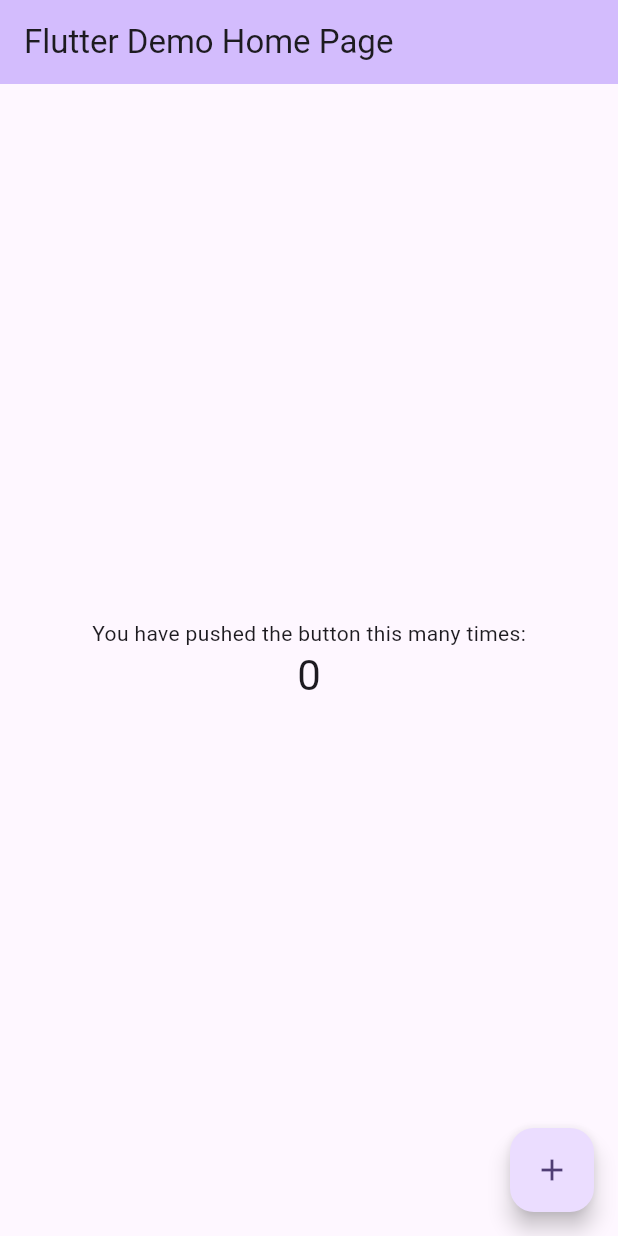
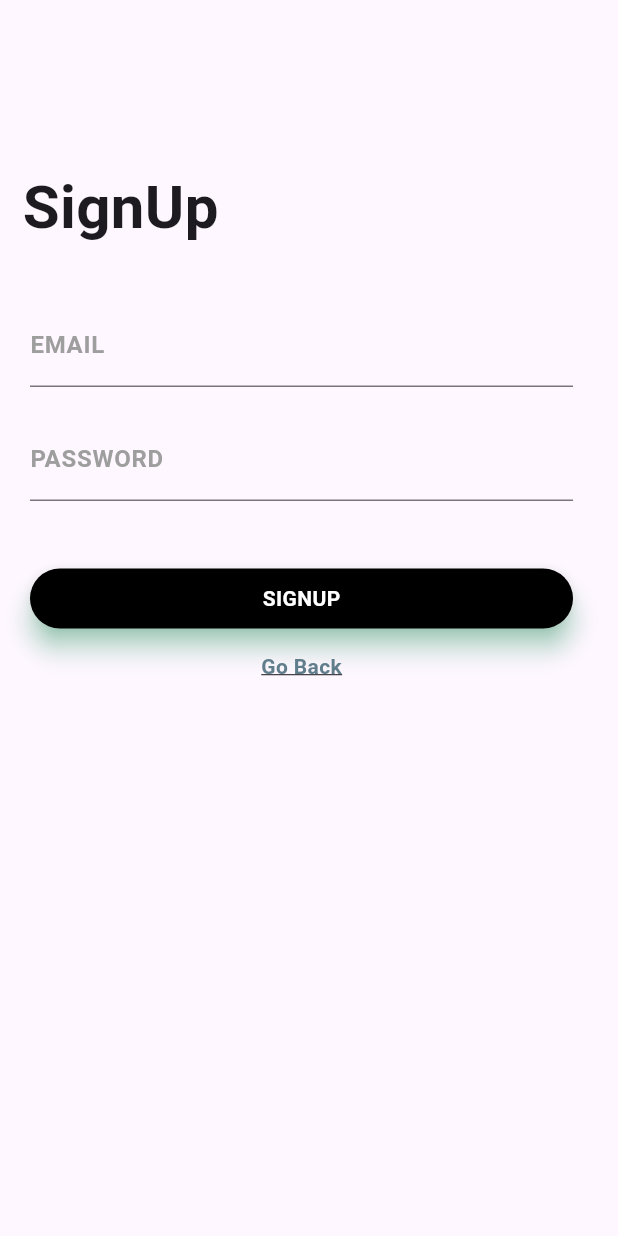
Before and after one commit to ASWIN-APPUZZ/coinone, a Flutter app: the screen it shows after launch, on a phone screen of 412 x 824 dp. Run offline on Flutter 3.47's test engine with Material 3 defaults, Android fonts, the phone set to English and light mode, and no system bars; our stand-ins replace firebase_auth, firebase_core, get; accounts and stored records are empty; Roboto replaces fonts that are missing (Montserrat).

```diff
--- /dev/null
+++ b/lib/api/base_url.dart
@@ -0,0 +1,5 @@
+import 'package:http/http.dart' as http;
+
+const String baseURL = 'https://coinoneglobal.in/crm/';
+const imageUrl =
+    'https://coinoneglobal.in/teresa_trial/webtemplate.asmx/FnGetTemplateCategoryList?PrmCmpId=1&PrmBrId=2';
--- /dev/null
+++ b/lib/core/themes/constants.dart
@@ -0,0 +1,10 @@
+class AppConstants {
+  String email = 'email';
+  String pwd = 'password';
+  String uname = 'User Name';
+  String cpwd = 'Confirm Password';
+  String subcate = 'Sub Categories';
+  String notfound = 'Not Found';
+  String home = 'Home Page';
+  String nocate = 'No categories found';
+}
--- a/lib/main.dart
+++ b/lib/main.dart
@@ -1,5 +1,6 @@
+import 'package:coinone/presentation/login.dart';
+import 'package:coinone/presentation/register.dart';
 import 'package:flutter/material.dart';
-import 'package:get/get.dart';
 
 void main() {
   runApp(const MyApp());
@@ -10,68 +11,18 @@ class MyApp extends StatelessWidget {
 
   @override
   Widget build(BuildContext context) {
-    return GetMaterialApp(
-      title: 'Flutter Demo',
-      theme: ThemeData(
+    return MaterialApp(
+        title: 'Flutter Demo',
+        theme: ThemeData(
+          colorScheme: ColorScheme.fromSeed(seedColor: Colors.deepPurple),
+          useMaterial3: true,
+        ),
+        home: SignupPage(),
+        routes: {
+        '/signin': (context) => signInPage(),
+        '/signup': (context) => SignupPage(),
+      },
+        );
 
-        colorScheme: ColorScheme.fromSeed(seedColor: Colors.deepPurple),
-        useMaterial3: true,
-      ),
-      home: const MyHomePage(title: 'Flutter Demo Home Page'),
-    );
   }
 }
-
-class MyHomePage extends StatefulWidget {
-  const MyHomePage({super.key, required this.title});
-
-
-  final String title;
-
-  @override
-  State<MyHomePage> createState() => _MyHomePageState();
-}
-
-class _MyHomePageState extends State<MyHomePage> {
-  int _counter = 0;
-
-  void _incrementCounter() {
-    setState(() {
-
-      _counter++;
-    });
-  }
-
-  @override
-  Widget build(BuildContext context) {
-
-    return Scaffold(
-      appBar: AppBar(
-
-        backgroundColor: Theme.of(context).colorScheme.inversePrimary,
-
-        title: Text(widget.title),
-      ),
-      body: Center(
-
-        child: Column(
-          mainAxisAlignment: MainAxisAlignment.center,
-          children: <Widget>[
-            const Text(
-              'You have pushed the button this many times:',
-            ),
-            Text(
-              '$_counter',
-              style: Theme.of(context).textTheme.headlineMedium,
-            ),
-          ],
-        ),
-      ),
-      floatingActionButton: FloatingActionButton(
-        onPressed: _incrementCounter,
-        tooltip: 'Increment',
-        child: const Icon(Icons.add),
-      ),
-    );
-  }
-}
--- /dev/null
+++ b/lib/models/user_model.dart
@@ -0,0 +1,39 @@
+
+class User {
+  String? username;
+  String? password;
+  String? firstName;
+  String? lastName;
+  String? email;
+
+  User({
+        this.username,
+        this.password,
+        this.firstName,
+        this.lastName,
+        this.email
+        });
+
+  User.fromJson(Map<String, dynamic> json) {
+    username = json['username'];
+    password = json['password'];
+    firstName = json['first_name'];
+    lastName = json['last_name'];
+    email = json['email'];
+  }
+
+  Map<String, dynamic> toJson() {
+    final Map<String, dynamic> data = new Map<String, dynamic>();
+    data['username'] = this.username;
+    data['password'] = this.password;
+    data['first_name'] = this.firstName;
+    data['last_name'] = this.lastName;
+    data['email'] = this.email;
+    return data;
+  }
+
+  static List<User> listFromJson(List<dynamic> list) {
+    List<User> rows = list.map((i) => User.fromJson(i)).toList();
+    return rows;
+  }
+}
--- a/lib/presentation/register.dart
+++ b/lib/presentation/register.dart
@@ -1,31 +1,142 @@
+import 'package:firebase_auth/firebase_auth.dart';
+import 'package:firebase_core/firebase_core.dart';
+import 'package:flutter/cupertino.dart';
 import 'package:flutter/material.dart';
 
-class RregisterPAge extends StatelessWidget {
-  const RregisterPAge({super.key});
+final FirebaseAuth _auth = FirebaseAuth.instance;
+
+class SignupPage extends StatefulWidget {
+  @override
+  _SignupPageState createState() => _SignupPageState();
+}
+
+class _SignupPageState extends State<SignupPage> {
+
+  final TextEditingController _emailController = TextEditingController();
+  final TextEditingController _passwordController = TextEditingController();
+  late bool _sucess;
+  late String _userEmail;
+
+  void _register() async {
+    final User? user = ( await _auth.createUserWithEmailAndPassword(email: _emailController.text, password: _passwordController.text)).user;
+
+    if(user != null) {
+      setState(() {
+        _sucess = true;
+        _userEmail = user.email!;
+      });
+    } else {
+      setState(() {
+        _sucess = false;
+      });
+    }
+  }
 
   @override
   Widget build(BuildContext context) {
     return Scaffold(
-      body: SafeArea(
-          child: SingleChildScrollView(
-        child: Padding(
-          padding: EdgeInsets.all(8),
-          child: Column(
-            children: [
+      body: Column(
+        crossAxisAlignment: CrossAxisAlignment.start,
+        children: <Widget>[
           Container(
-                  margin: EdgeInsets.only(top: 30),
-                  alignment: Alignment.center,
-                  child: const Text(
-                    'Register New User',
+            child: Stack(
+              children: <Widget>[
+                Container(
+                  padding: const EdgeInsets.fromLTRB(15, 110, 0, 0),
+                  child: const Text("SignUp",
                       style: TextStyle(
-                      fontSize: 25,
+                          fontSize: 40, fontWeight: FontWeight.bold
+                      )
                   ),
-                  ) //
                 )
               ],
             ),
           ),
-      )),
+          Container(
+            padding: const EdgeInsets.only(top: 35, left: 20, right: 30),
+            child: Column(
+              children: <Widget>[
+                TextField(
+                  controller: _emailController,
+                  decoration: const InputDecoration(
+                      labelText: 'EMAIL',
+                      labelStyle: TextStyle(
+                          fontFamily: 'Montserrat',
+                          fontWeight: FontWeight.bold,
+                          color: Colors.grey
+                      ),
+                      focusedBorder: UnderlineInputBorder(
+                        borderSide: BorderSide(color: Colors.green),
+                      )
+                  ),
+                ),
+                const SizedBox(height: 20,),
+                TextField(
+                  controller: _passwordController,
+                  decoration: const InputDecoration(
+                      labelText: 'PASSWORD',
+                      labelStyle: TextStyle(
+                          fontFamily: 'Montserrat',
+                          fontWeight: FontWeight.bold,
+                          color: Colors.grey
+                      ),
+                      focusedBorder: UnderlineInputBorder(
+                        borderSide: BorderSide(color: Colors.green),
+                      )
+                  ),
+                  obscureText: true,
+                ),
+                const SizedBox(height: 5.0,),
+                const SizedBox(height: 40,),
+                SizedBox(
+                  height: 40,
+                  child: Material(
+                    borderRadius: BorderRadius.circular(20),
+                    shadowColor: Colors.greenAccent,
+                    color: Colors.black,
+                    elevation: 7,
+                    child: GestureDetector(
+                        onTap: () async{
+                          _register();
+                        },
+                        child: const Center(
+                            child: Text(
+                                'SIGNUP',
+                                style: TextStyle(
+                                    color: Colors.white,
+                                    fontWeight: FontWeight.bold,
+                                    fontFamily: 'Montserrat'
+                                )
+                            )
+                        )
+                    ),
+                  ),
+                ),
+                const SizedBox(height: 15,),
+                Row(
+                  mainAxisAlignment: MainAxisAlignment.center,
+                  children: <Widget>[
+                    InkWell(
+                      onTap: () {
+                        Navigator.of(context).pop();
+                      },
+                      child: const Text(
+                          'Go Back',
+                          style: TextStyle(
+                              color: Colors.blueGrey,
+                              fontFamily: 'Montserrat',
+                              fontWeight: FontWeight.bold,
+                              decoration: TextDecoration.underline
+                          )
+                      ),
+                    )
+                  ],
+                )
+              ],
+            ),
+          )
+        ],
+      )
     );
   }
 }
```
Also changed, not shown: google-services.json (added, +29 -0 lines), lib/core/themes/colors.dart (added, +14 -0 lines), lib/domain/controller/detailed_controller.dart (added, +27 -0 lines), lib/domain/controller/home_controller.dart (added, +32 -0 lines), lib/domain/controller/login_controller.dart (added, +77 -0 lines), lib/models/category.dart (added, +19 -0 lines), lib/models/sub_category.dart (added, +19 -0 lines), lib/presentation/detailed_page.dart (added, +49 -0 lines), lib/presentation/home_page.dart (added, +50 -0 lines), lib/presentation/login.dart (+64 -42 lines), lib/routes/route.dart (added, +25 -0 lines), pubspec.yaml (+8 -0 lines), lib/api/firebase_options.dart (added), pubspec.lock, 15 other files. Lines whose indentation alone changed are shown as unchanged.
